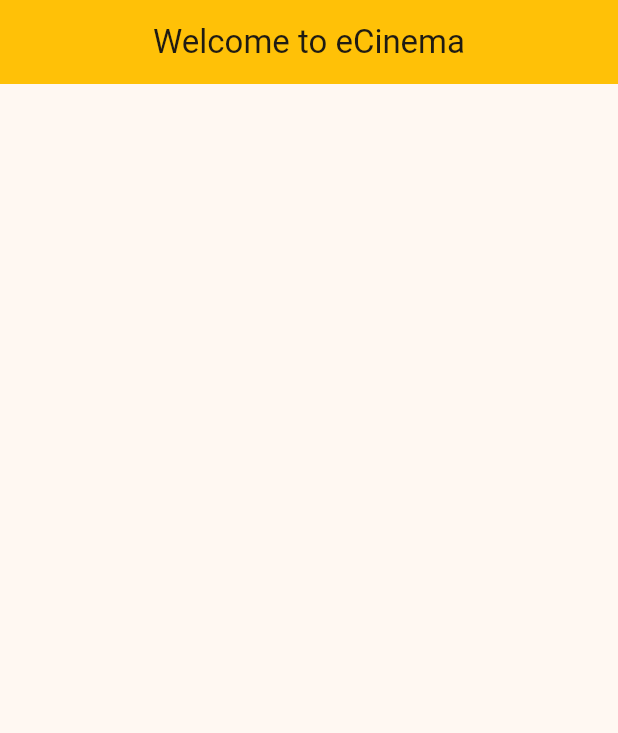
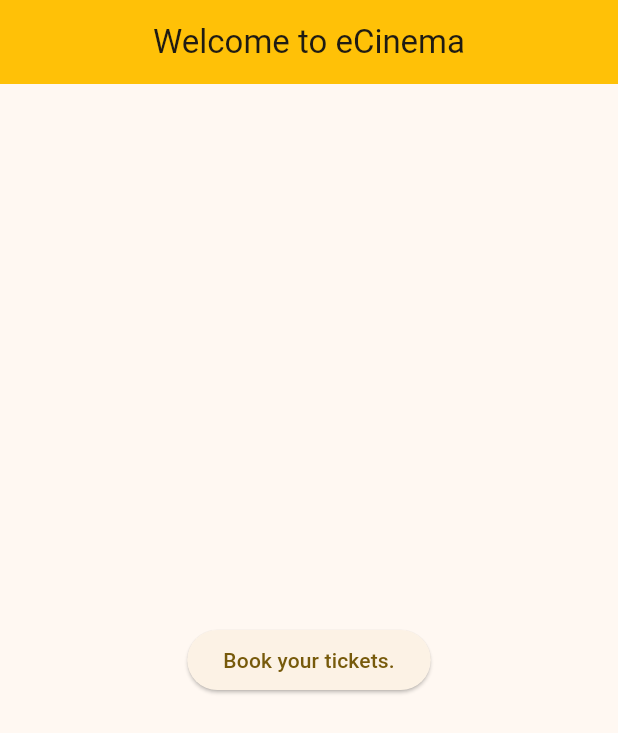
Before and after one commit to leuteris99/eCinema-WebApp, a Flutter app: the screen it shows after launch, on a phone screen of 412 x 824 dp. Shown: the top 733 px of the screen. Run offline on Flutter 3.47's test engine with Material 3 defaults, Android fonts, the phone set to English and light mode, and no system bars.

Commit message:
add booking page with a stepper widget

```diff
--- /dev/null
+++ b/lib/components/main_scaffold.dart
@@ -0,0 +1,26 @@
+import 'package:flutter/material.dart';
+
+class MainScaffold extends StatefulWidget {
+  const MainScaffold({super.key, required this.title, required this.body});
+
+  final String title;
+  final Widget body;
+
+  @override
+  State<MainScaffold> createState() => _MainScaffoldState();
+}
+
+class _MainScaffoldState extends State<MainScaffold> {
+  @override
+  Widget build(BuildContext context) {
+    return Scaffold(
+      appBar: AppBar(
+        backgroundColor: Theme.of(context).appBarTheme.backgroundColor,
+        title: Center(
+          child: Text(widget.title),
+        ),
+      ),
+      body: widget.body,
+    );
+  }
+}
--- a/lib/main.dart
+++ b/lib/main.dart
@@ -1,4 +1,7 @@
+import 'package:cinema_app/components/main_scaffold.dart';
 import 'package:flutter/material.dart';
+
+import 'routes/book_page.dart';
 
 void main() {
   runApp(const MyApp());
@@ -42,6 +45,9 @@ class MyApp extends StatelessWidget {
       darkTheme: darkTheme,
       themeMode: ThemeMode.light,
       home: const MyHomePage(title: 'Welcome to $title'),
+      routes: {
+        '/book': (context) => const BookPage(),
+      },
     );
   }
 }
@@ -58,15 +64,14 @@ class MyHomePage extends StatefulWidget {
 class _MyHomePageState extends State<MyHomePage> {
   @override
   Widget build(BuildContext context) {
-    return Scaffold(
-      appBar: AppBar(
-        backgroundColor: Theme.of(context).appBarTheme.backgroundColor,
-        title: Center(
-          child: Text(widget.title),
-        ),
-      ),
+    return MainScaffold(
+      title: widget.title,
       body: Center(
-        child: Container(),
+        child: ElevatedButton(
+            child: const Text('Book your tickets.'),
+            onPressed: () {
+              Navigator.pushNamed(context, '/book');
+            }),
       ),
     );
   }
--- a/pubspec.yaml
+++ b/pubspec.yaml
@@ -16,7 +16,7 @@ publish_to: 'none' # Remove this line if you wish to publish to pub.dev
 # https://developer.apple.com/library/archive/documentation/General/Reference/InfoPlistKeyReference/Articles/CoreFoundationKeys.html
 # In Windows, build-name is used as the major, minor, and patch parts
 # of the product and file versions while build-number is used as the build suffix.
-version: 1.0.0+1
+version: 1.0.1+1
 
 environment:
   sdk: '>=3.2.4 <4.0.0'
@@ -45,7 +45,7 @@ dev_dependencies:
   # activated in the `analysis_options.yaml` file located at the root of your
   # package. See that file for information about deactivating specific lint
   # rules and activating additional ones.
-  flutter_lints: ^2.0.0
+  flutter_lints: ^3.0.1
 
 # For information on the generic Dart part of this file, see the
 # following page: https://dart.dev/tools/pub/pubspec
```
Also changed, not shown: lib/routes/book_page.dart (added, +64 -0 lines), pubspec.lock.
